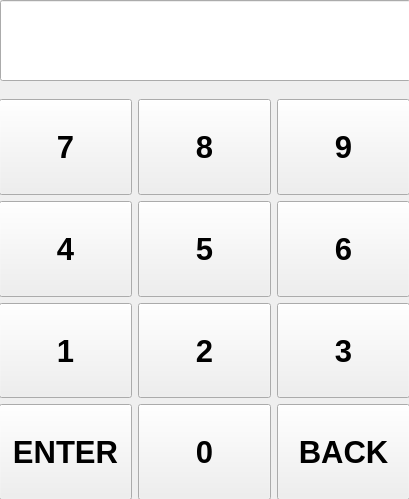
The window that loginwindow.ui (darryusa/QtProcess) describes before a commit, drawn with Qt 5.
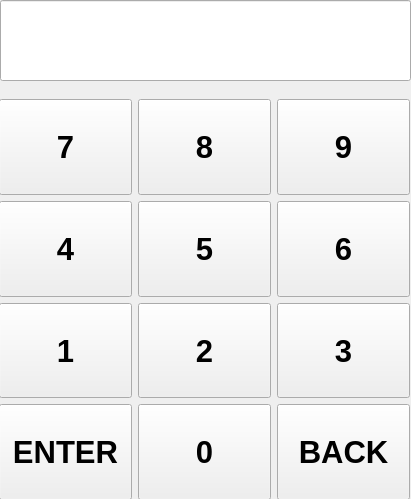
The same window after the commit.

Patch:
```diff
--- a/loginwindow.ui
+++ b/loginwindow.ui
@@ -9,7 +9,7 @@
    <rect>
     <x>0</x>
     <y>0</y>
-    <width>409</width>
+    <width>411</width>
     <height>499</height>
    </rect>
   </property>
```
Left out of the diff: 2 changed lines with no effect on the pictures.
